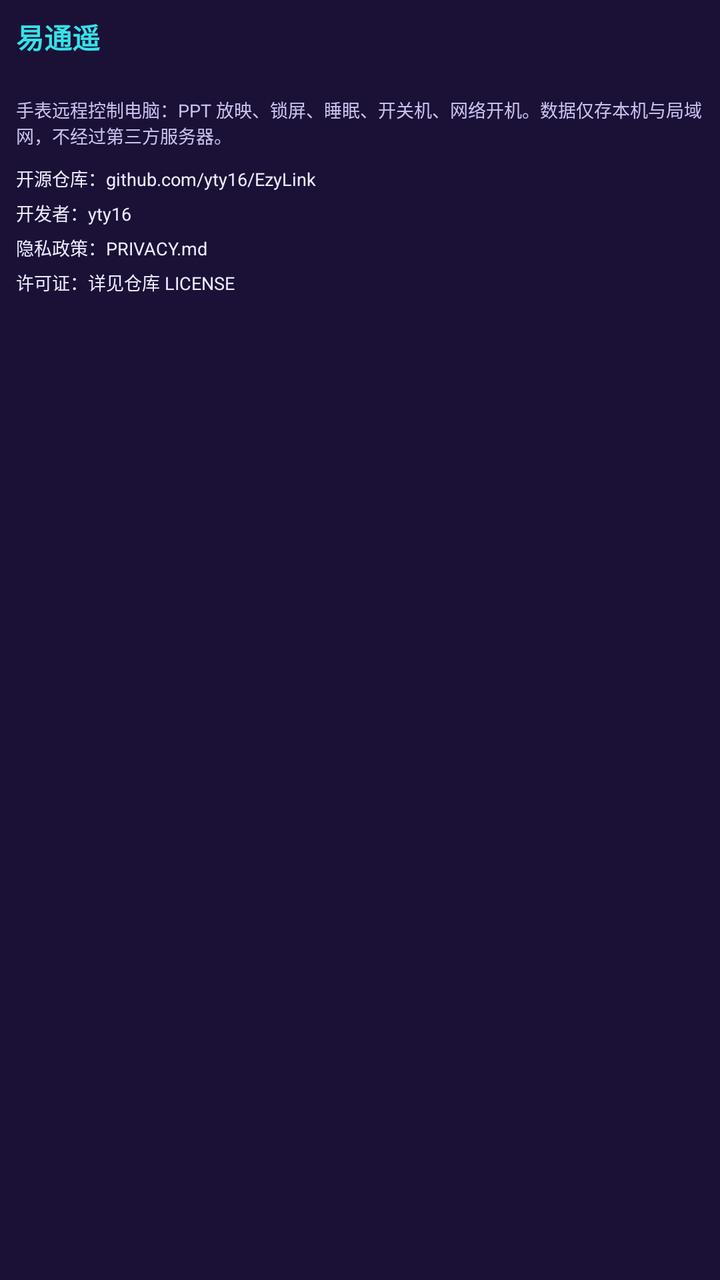
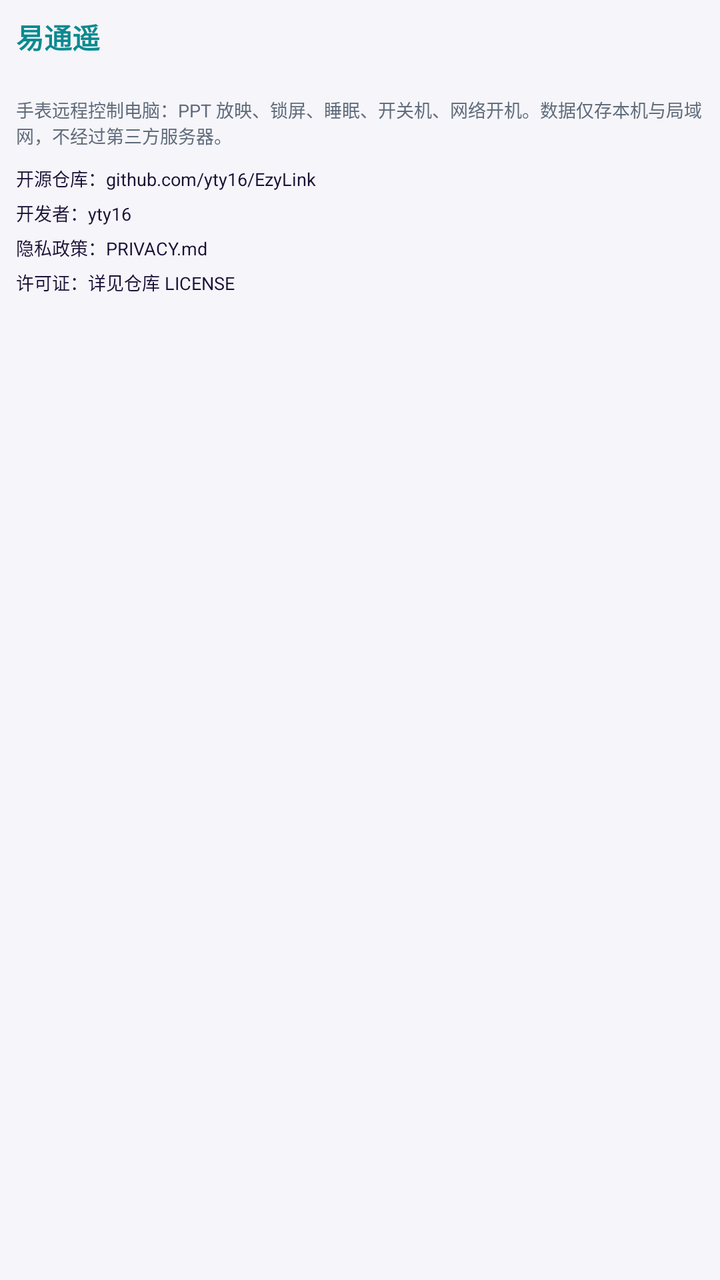

An Android layout rendered at two revisions. The XML below is the earlier revision; the diff shows what the commit changed to produce the second picture.
<!-- AndroidManifest.xml: application theme AppTheme -->
<!-- res/layout/activity_about.xml -->
<?xml version="1.0" encoding="utf-8"?>
<ScrollView xmlns:android="http://schemas.android.com/apk/res/android"
    android:id="@+id/scroll" android:layout_width="match_parent" android:layout_height="match_parent">
    <LinearLayout android:orientation="vertical" android:padding="@dimen/scr_pad"
        android:gravity="center_horizontal" android:layout_width="match_parent" android:layout_height="wrap_content">
        <TextView android:text="@string/app_name" android:textSize="14sp"
            android:textStyle="bold" android:textColor="#36E2E8"
            android:layout_width="match_parent" android:layout_height="wrap_content"/>
        <TextView android:id="@+id/aboutVersion" android:text="" android:textSize="10sp"
            android:textColor="#36E2E8" android:layout_marginBottom="6dp"
            android:layout_width="match_parent" android:layout_height="wrap_content"/>
        <TextView android:text="@string/about_desc" android:textSize="9sp"
            android:textColor="#C9C2EE" android:layout_marginBottom="8dp"
            android:layout_width="match_parent" android:layout_height="wrap_content"/>
        <TextView android:id="@+id/aboutRepo" android:text="@string/about_repo"
            android:textSize="9sp" android:textColor="#ECEAFF" android:clickable="true"
            android:focusable="true" android:layout_marginBottom="4dp"
            android:layout_width="match_parent" android:layout_height="wrap_content"/>
        <TextView android:id="@+id/aboutDeveloper" android:text="@string/about_developer"
            android:textSize="9sp" android:textColor="#ECEAFF" android:clickable="true"
            android:focusable="true" android:layout_marginBottom="4dp"
            android:layout_width="match_parent" android:layout_height="wrap_content"/>
        <TextView android:id="@+id/aboutPrivacy" android:text="@string/about_privacy"
            android:textSize="9sp" android:textColor="#ECEAFF" android:clickable="true"
            android:focusable="true" android:layout_marginBottom="4dp"
            android:layout_width="match_parent" android:layout_height="wrap_content"/>
        <TextView android:id="@+id/aboutLicense" android:text="@string/about_license"
            android:textSize="9sp" android:textColor="#ECEAFF"
            android:layout_width="match_parent" android:layout_height="wrap_content"/>
    </LinearLayout>
</ScrollView>
<!-- resources referenced by this layout -->
<resources>
  <dimen name="scr_pad">8dp</dimen>
  <string name="about_desc">手表远程控制电脑：PPT 放映、锁屏、睡眠、开关机、网络开机。数据仅存本机与局域网，不经过第三方服务器。</string>
  <string name="about_developer">开发者：yty16</string>
  <string name="about_license">许可证：详见仓库 LICENSE</string>
  <string name="about_privacy">隐私政策：PRIVACY.md</string>
  <string name="about_repo">开源仓库：github.com/yty16/EzyLink</string>
  <string name="app_name">易通遥</string>
  <style name="AppTheme" parent="@android:style/Theme.DeviceDefault.NoActionBar">
          <item name="android:windowBackground">#1b1136</item>
      </style>
</resources>

<!-- the commit's change to res/layout/activity_about.xml (unified diff, before → after) -->
@@ -1,31 +1,31 @@
-<?xml version="1.0" encoding="utf-8"?>
+﻿<?xml version="1.0" encoding="utf-8"?>
 <ScrollView xmlns:android="http://schemas.android.com/apk/res/android"
     android:id="@+id/scroll" android:layout_width="match_parent" android:layout_height="match_parent">
     <LinearLayout android:orientation="vertical" android:padding="@dimen/scr_pad"
         android:gravity="center_horizontal" android:layout_width="match_parent" android:layout_height="wrap_content">
         <TextView android:text="@string/app_name" android:textSize="14sp"
-            android:textStyle="bold" android:textColor="#36E2E8"
+            android:textStyle="bold" android:textColor="@color/accent"
             android:layout_width="match_parent" android:layout_height="wrap_content"/>
         <TextView android:id="@+id/aboutVersion" android:text="" android:textSize="10sp"
-            android:textColor="#36E2E8" android:layout_marginBottom="6dp"
+            android:textColor="@color/accent" android:layout_marginBottom="6dp"
             android:layout_width="match_parent" android:layout_height="wrap_content"/>
         <TextView android:text="@string/about_desc" android:textSize="9sp"
-            android:textColor="#C9C2EE" android:layout_marginBottom="8dp"
+            android:textColor="@color/fg_muted" android:layout_marginBottom="8dp"
             android:layout_width="match_parent" android:layout_height="wrap_content"/>
         <TextView android:id="@+id/aboutRepo" android:text="@string/about_repo"
-            android:textSize="9sp" android:textColor="#ECEAFF" android:clickable="true"
+            android:textSize="9sp" android:textColor="@color/fg" android:clickable="true"
             android:focusable="true" android:layout_marginBottom="4dp"
             android:layout_width="match_parent" android:layout_height="wrap_content"/>
         <TextView android:id="@+id/aboutDeveloper" android:text="@string/about_developer"
-            android:textSize="9sp" android:textColor="#ECEAFF" android:clickable="true"
+            android:textSize="9sp" android:textColor="@color/fg" android:clickable="true"
             android:focusable="true" android:layout_marginBottom="4dp"
             android:layout_width="match_parent" android:layout_height="wrap_content"/>
         <TextView android:id="@+id/aboutPrivacy" android:text="@string/about_privacy"
-            android:textSize="9sp" android:textColor="#ECEAFF" android:clickable="true"
+            android:textSize="9sp" android:textColor="@color/fg" android:clickable="true"
             android:focusable="true" android:layout_marginBottom="4dp"
             android:layout_width="match_parent" android:layout_height="wrap_content"/>
         <TextView android:id="@+id/aboutLicense" android:text="@string/about_license"
-            android:textSize="9sp" android:textColor="#ECEAFF"
+            android:textSize="9sp" android:textColor="@color/fg"
             android:layout_width="match_parent" android:layout_height="wrap_content"/>
     </LinearLayout>
 </ScrollView>
<!-- resource entries referenced after the edit -->
@@ -1,5 +1,8 @@
 <!-- resources referenced by this layout -->
 <resources>
+  <color name="accent">#0a8a8f</color>
+  <color name="fg">#1b1136</color>
+  <color name="fg_muted">#5f6b7a</color>
   <dimen name="scr_pad">8dp</dimen>
   <string name="about_desc">手表远程控制电脑：PPT 放映、锁屏、睡眠、开关机、网络开机。数据仅存本机与局域网，不经过第三方服务器。</string>
   <string name="about_developer">开发者：yty16</string>
@@ -8,7 +11,8 @@
   <string name="about_repo">开源仓库：github.com/yty16/EzyLink</string>
   <string name="app_name">易通遥</string>
   <style name="AppTheme" parent="@android:style/Theme.DeviceDefault.NoActionBar">
-          <item name="android:windowBackground">#1b1136</item>
+          <item name="android:windowBackground">@color/bg</item>
       </style>
+  <color name="bg">#f5f5fa</color>
 </resources>
 
